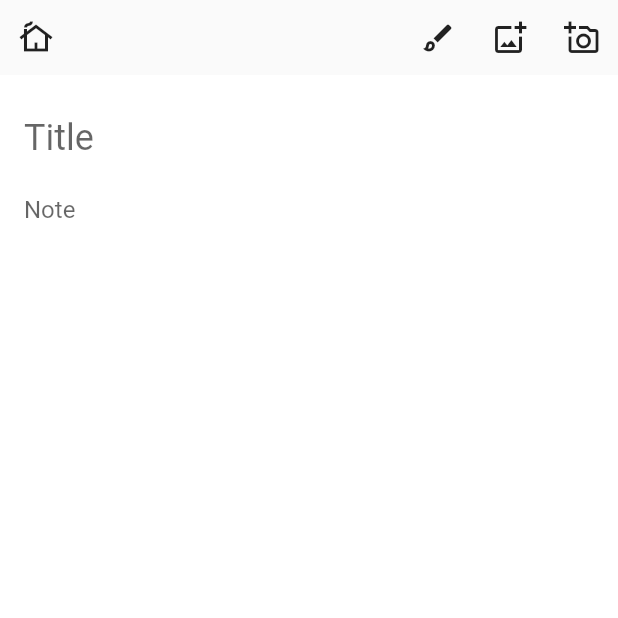
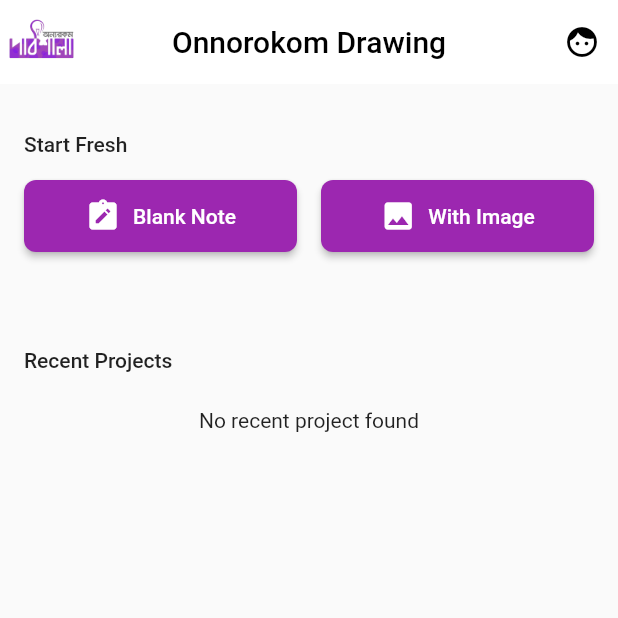
Before and after one commit to 7ANV1R/drawing_app, a Flutter app: the screen it shows after launch, on a phone screen of 412 x 824 dp, the top half of it. Run offline on Flutter 3.47's test engine with Material 2 defaults, Android fonts, the phone set to English and light mode, and no system bars; our stand-ins replace bloc, equatable, flutter_bloc, sqflite; accounts and stored records are empty.

Commit message:
🏗 updated a lot of things

```diff
--- a/lib/blank/view/blank_page.dart
+++ b/lib/blank/view/blank_page.dart
@@ -1,60 +1,16 @@
-import 'package:drawing_app/blank/widgets/note_input_widgets.dart';
-import 'package:drawing_app/data/service/ui_helper.dart';
-import 'package:drawing_app/home/view/homepage.dart';
+import 'package:drawing_app/blank/cubit/blank_cubit.dart';
+import 'package:drawing_app/blank/view/blank_view.dart';
 import 'package:flutter/material.dart';
+import 'package:flutter_bloc/flutter_bloc.dart';
 
 class BlankPage extends StatelessWidget {
   const BlankPage({Key? key}) : super(key: key);
 
   @override
   Widget build(BuildContext context) {
-    return Scaffold(
-      body: SafeArea(
-        child: Column(
-          children: [
-            //Top nav bar
-            SizedBox(
-              height: 50,
-              child: Row(
-                children: [
-                  IconButton(
-                    onPressed: () {
-                      // i hate this kind of routing :(
-                      Navigator.push(
-                        context,
-                        MaterialPageRoute(
-                          builder: (context) => const HomePage(),
-                        ),
-                      );
-                    },
-                    icon: const Icon(Icons.cottage_outlined),
-                  ),
-                  const Expanded(child: kHorizontalSpaceS),
-                  IconButton(
-                    onPressed: () {},
-                    icon: const Icon(Icons.brush_outlined),
-                  ),
-                  IconButton(
-                    onPressed: () {},
-                    icon: const Icon(Icons.add_photo_alternate_outlined),
-                  ),
-                  IconButton(
-                    onPressed: () {},
-                    icon: const Icon(Icons.add_a_photo_outlined),
-                  ),
-                ],
-              ),
-            ),
-
-            // canvas
-            Expanded(
-                child: Container(
-              color: Colors.white,
-              child: const NoteInputWidget(),
-            ))
-          ],
-        ),
-      ),
+    return BlocProvider(
+      create: (context) => BlankCubit(),
+      child: const BlankView(),
     );
   }
 }
--- a/lib/blank/widgets/note_input_widgets.dart
+++ /dev/null
@@ -1,56 +0,0 @@
-import 'package:flutter/material.dart';
-
-class NoteInputWidget extends StatefulWidget {
-  const NoteInputWidget({Key? key}) : super(key: key);
-
-  @override
-  State<NoteInputWidget> createState() => _NoteInputWidgetState();
-}
-
-class _NoteInputWidgetState extends State<NoteInputWidget> {
-  late TextEditingController noteTextEditingController;
-
-  @override
-  void initState() {
-    super.initState();
-    noteTextEditingController = TextEditingController();
-  }
-
-  @override
-  Widget build(BuildContext context) {
-    return SingleChildScrollView(
-      child: Padding(
-        padding: const EdgeInsets.only(
-          top: 16.0,
-          right: 16.0,
-          left: 16.0,
-        ),
-        child: Column(
-          children: [
-            TextFormField(
-              maxLines: 1,
-              style: const TextStyle(
-                fontSize: 24,
-              ),
-              decoration: const InputDecoration(
-                hintText: 'Title',
-                border: InputBorder.none,
-              ),
-            ),
-            TextFormField(
-              controller: noteTextEditingController,
-              maxLines: 100,
-              style: const TextStyle(
-                fontSize: 16,
-              ),
-              decoration: const InputDecoration(
-                hintText: 'Note',
-                border: InputBorder.none,
-              ),
-            ),
-          ],
-        ),
-      ),
-    );
-  }
-}
--- /dev/null
+++ b/lib/home/cubit/home_state.dart
@@ -0,0 +1,18 @@
+part of 'home_cubit.dart';
+
+abstract class HomeState extends Equatable {
+  const HomeState();
+
+  @override
+  List<Object> get props => [];
+}
+
+class HomeInitial extends HomeState {}
+
+class HomeLoaded extends HomeState {
+  final List noteList;
+  const HomeLoaded(this.noteList);
+
+  @override
+  List<Object> get props => [noteList];
+}
--- /dev/null
+++ b/lib/home/view/homeview.dart
@@ -0,0 +1,149 @@
+import 'package:drawing_app/blank/view/blank_page.dart';
+import 'package:drawing_app/data/service/ui_helper.dart';
+import 'package:drawing_app/home/cubit/home_cubit.dart';
+import 'package:drawing_app/home/view/widgets/note_list_card.dart';
+import 'package:flutter/material.dart';
+import 'package:flutter_bloc/flutter_bloc.dart';
+
+class HomeView extends StatelessWidget {
+  const HomeView({Key? key}) : super(key: key);
+
+  @override
+  Widget build(BuildContext context) {
+    // var size = MediaQuery.of(context).size;
+    var textTheme = Theme.of(context).textTheme;
+    return Scaffold(
+      appBar: AppBar(
+        title: const Text('Onnorokom Drawing'),
+        leading: Image.asset(
+          'assets/logo_400x400.png',
+        ),
+        actions: [
+          IconButton(
+            onPressed: () {},
+            icon: const Icon(
+              Icons.face,
+            ),
+          ),
+        ],
+      ),
+      body: Padding(
+        padding: const EdgeInsets.only(
+          top: 16.0,
+          left: 16.0,
+          right: 16.0,
+        ),
+        child: Column(
+          children: [
+            // this is constant part like start with blank note or with image
+            Column(
+              crossAxisAlignment: CrossAxisAlignment.stretch,
+              children: [
+                kVerticalSpaceM,
+                Text(
+                  'Start Fresh',
+                  style: textTheme.bodyText1,
+                ),
+                kVerticalSpaceM,
+                Row(
+                  children: [
+                    Expanded(
+                      child: ElevatedButton.icon(
+                        onPressed: () {
+                          Navigator.push(
+                            context,
+                            MaterialPageRoute(
+                              builder: (context) => const BlankPage(),
+                            ),
+                          );
+                        },
+                        style: ButtonStyle(
+                          padding: MaterialStateProperty.resolveWith<EdgeInsetsGeometry>(
+                            (Set<MaterialState> states) {
+                              return const EdgeInsets.all(12);
+                            },
+                          ),
+                          shape: MaterialStateProperty.all<RoundedRectangleBorder>(
+                            RoundedRectangleBorder(
+                              borderRadius: BorderRadius.circular(8),
+                            ),
+                          ),
+                        ),
+                        icon: const Icon(Icons.note_alt_rounded),
+                        label: const Text('Blank Note'),
+                      ),
+                    ),
+                    kHorizontalSpaceM,
+                    Expanded(
+                      child: ElevatedButton.icon(
+                        onPressed: () {},
+                        style: ButtonStyle(
+                          padding: MaterialStateProperty.resolveWith<EdgeInsetsGeometry>(
+                            (Set<MaterialState> states) {
+                              return const EdgeInsets.all(12);
+                            },
+                          ),
+                          shape: MaterialStateProperty.all<RoundedRectangleBorder>(
+                            RoundedRectangleBorder(
+                              borderRadius: BorderRadius.circular(8),
+                            ),
+                          ),
+                        ),
+                        icon: const Icon(Icons.photo),
+                        label: const Text('With Image'),
+                      ),
+                    ),
+                  ],
+                ),
+              ],
+            ),
+
+            // this is for recent project
+            Expanded(
+              child: Column(
+                crossAxisAlignment: CrossAxisAlignment.start,
+                children: [
+                  kVerticalSpaceXXXL,
+                  Text(
+                    'Recent Projects',
+                    style: textTheme.bodyText1,
+                  ),
+                  kVerticalSpaceL,
+                  BlocBuilder<HomeCubit, HomeState>(
+                    builder: (context, state) {
+                      if (state is HomeInitial) {
+                        return const Center(
+                          child: CircularProgressIndicator.adaptive(),
+                        );
+                      } else if (state is HomeLoaded) {
+                        return state.noteList.isEmpty
+                            ? const Center(child: Text('No recent project found'))
+                            : Expanded(
+                                child: ListView.builder(
+                                  physics: const BouncingScrollPhysics(),
+                                  shrinkWrap: true,
+                                  itemCount: state.noteList.length,
+                                  itemBuilder: (context, index) {
+                                    return NoteListCard(
+                                      title: state.noteList[index].title ?? "untitled",
+                                      content: state.noteList[index].content ?? "empty note",
+                                    );
+                                  },
+                                ),
+                              );
+                      } else {
+                        return const Center(
+                          child: Text('Something went wrong!'),
+                        );
+                      }
+                    },
+                  )
+                ],
+              ),
+            )
+          ],
+        ),
+      ),
+    );
+  }
+}
--- a/lib/main.dart
+++ b/lib/main.dart
@@ -1,4 +1,4 @@
-import 'package:drawing_app/blank/view/blank_page.dart';
+import 'package:drawing_app/home/view/homepage.dart';
 import 'package:flutter/material.dart';
 import 'package:flutter/services.dart';
 
@@ -30,7 +30,7 @@ class MyApp extends StatelessWidget {
           centerTitle: true,
         ),
       ),
-      home: const BlankPage(),
+      home: const HomePage(),
     );
   }
 }
```
Also changed, not shown: lib/blank/cubit/blank_cubit.dart (added, +20 -0 lines), lib/blank/cubit/blank_state.dart (added, +10 -0 lines), lib/blank/view/blank_view.dart (added, +128 -0 lines), lib/home/cubit/home_cubit.dart (added, +33 -0 lines), lib/home/view/homepage.dart (+8 -105 lines), lib/home/view/widgets/note_list_card.dart (+7 -2 lines).
